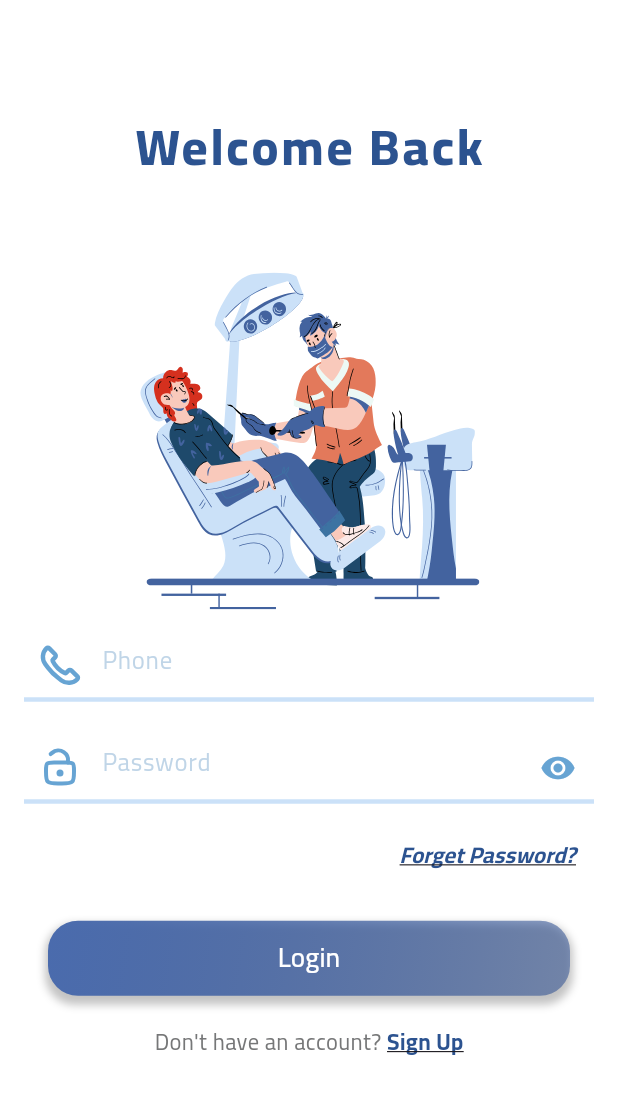
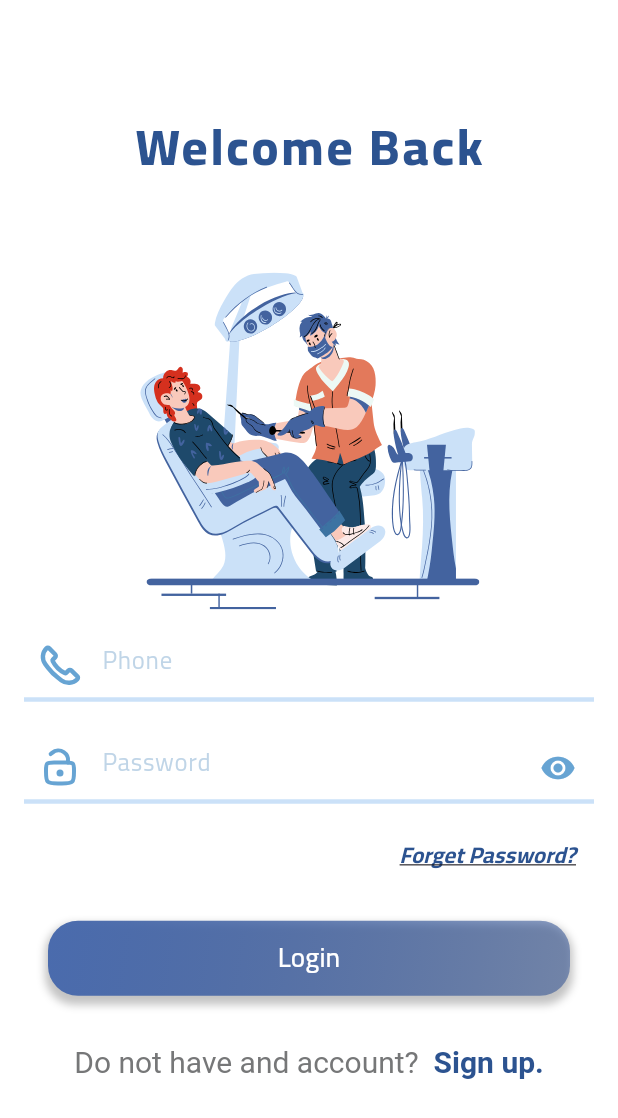
Before and after one commit to YousefHassan52/dentalmatching, a Flutter app: the LoginScreen screen opened by its route, on a phone screen of 412 x 824 dp. Shown: the top 1118 px of the screen. Run offline on Flutter 3.47's test engine with Material 3 defaults, Android fonts, the light colour scheme and no system bars; our stand-ins replace connectivity_plus, dartz, dio, dropdown_search, flutter_svg, get and 4 more; missing offline and left inert: dart:ffi; accounts and stored records are empty.

Commit message:
Sign Up Using RichText

```diff
--- a/lib/features/common_faetures/loginn/view/login.dart
+++ b/lib/features/common_faetures/loginn/view/login.dart
@@ -75,7 +75,7 @@ class LoginScreen extends StatelessWidget {
                   Align(
                     alignment: Alignment.centerRight,
                     child: TextButton(
-                      onPressed: (){
+                      onPressed: () {
                         externalController.goToForgetPassword();
                       },
                       child: const Text(
@@ -91,9 +91,8 @@ class LoginScreen extends StatelessWidget {
                       ),
                     ),
                   ),
-
                   Padding(
-                    padding: const EdgeInsets.symmetric(vertical:20),
+                    padding: const EdgeInsets.symmetric(vertical: 20),
                     child: AuthButton(
                         buttonText: "Login",
                         onTap: () {
@@ -101,37 +100,62 @@ class LoginScreen extends StatelessWidget {
                         }),
                   ),
 
-                  SizedBox(
-                    width: Get.width,
-                    child: Row(
-                      mainAxisAlignment: MainAxisAlignment.center,
-                      children: [
-                        const Text(
-                          "Don't have an account? ",
-                          style: TextStyle(
-                              color: Color.fromARGB(255, 118, 119, 120),
-                              fontSize: 15),
-                        ),
-                        InkWell(
-                          onTap: () {
-                            // Get.offNamed(AppRoutes.userType);
-                            //externalController.goToSignupScreen();
-                            // externalController.goToPreSignupScreen();
-                            Get.to(CasesScreen());
-                          },
-                          child: const Text(
-                            'Sign Up',
+                  TextButton(
+                    onPressed: (){
+                      // Get.offNamed(AppRoutes.userType);
+                  //         //externalController.goToSignupScreen();
+                  //         // externalController.goToPreSignupScreen();
+                          Get.to(CasesScreen());
+                    },
+                    child: RichText(
+                      text: const TextSpan(
+                        text: 'Do not have and account? ',
+                        style: TextStyle(
+                            color: Color.fromARGB(255, 118, 119, 120),
+                            fontSize: 20),
+                        //style: Styles.formTitle,
+                        children: [
+                          TextSpan(
+                            text: ' Sign up.',
                             style: TextStyle(
                               color: AppColors.blueTextColor,
                               fontWeight: FontWeight.bold,
-                              decoration: TextDecoration.underline,
-                              fontSize: 15,
+                              // decoration: TextDecoration.underline,
+                              fontSize: 20,
                             ),
                           ),
-                        ),
-                      ],
+                        ],
+                      ),
                     ),
                   ),
+                  // Row(
+                  //   mainAxisAlignment: MainAxisAlignment.center,
+                  //   children: [
+                  //     const Text(
+                  //       "Don't have an account? ",
+                  //       style: TextStyle(
+                  //           color: Color.fromARGB(255, 118, 119, 120),
+                  //           fontSize: 13),
+                  //     ),
+                  //     InkWell(
+                  //       onTap: () {
+                  //         // Get.offNamed(AppRoutes.userType);
+                  //         //externalController.goToSignupScreen();
+                  //         // externalController.goToPreSignupScreen();
+                  //         Get.to(CasesScreen());
+                  //       },
+                  //       child: const Text(
+                  //         'Sign Up',
+                  //         style: TextStyle(
+                  //           color: AppColors.blueTextColor,
+                  //           fontWeight: FontWeight.bold,
+                  //           decoration: TextDecoration.underline,
+                  //           fontSize: 13,
+                  //         ),
+                  //       ),
+                  //     ),
+                  //   ],
+                  // ),
                   GetBuilder<LoginControllerImp>(
                     builder: (controller) => Container(
                       margin: const EdgeInsets.symmetric(vertical: 10),
--- a/lib/features/patient_features/Cases/Views/Widget/FormContainer.dart
+++ b/lib/features/patient_features/Cases/Views/Widget/FormContainer.dart
@@ -1,3 +1,4 @@
+import 'package:dentalmatching/core/functions/validator.dart';
 import 'package:dentalmatching/core/services/my_services.dart';
 import 'package:dentalmatching/features/common_faetures/loginn/view/widgets/auth_button.dart';
 import 'package:dentalmatching/features/patient_features/Cases/Controller/ButtonController.dart';
@@ -36,13 +37,14 @@ class FormContainer extends GetView<MyServices> {
           child: Padding(
             padding: const EdgeInsets.symmetric(horizontal: 3, vertical: 15),
             child: Form(
+              key: button.formKey,
               child: Column(
                 crossAxisAlignment: CrossAxisAlignment.start,
                 children: [
                   const FormHeadLine(headline: 'Describe what you feel'),
                   Padding(
                     padding: const EdgeInsets.all(16.0),
-                    child: DescripBox(),
+                    child: DescripBox(validator: (value) {return AppValidator.textFormFieldValidator(value!, "Description");  },),
                   ),
                   const HDivider(),
                   const FormHeadLine(headline: 'Chronic Diseases'),
--- a/lib/features/patient_features/PatientProfile/Views/Widgets/CounterBox.dart
+++ b/lib/features/patient_features/PatientProfile/Views/Widgets/CounterBox.dart
@@ -13,7 +13,7 @@ class CounterBox extends StatelessWidget {
   Widget build(BuildContext context) {
     return Container(
       width: Get.width * 0.93,
-      height: 100,
+      // height: 100,
       decoration: BoxDecoration(
         color: AppColors.circleColor,
         borderRadius: BorderRadius.circular(20),
@@ -35,7 +35,6 @@ class CounterBox extends StatelessWidget {
             child: VerticalDivider(
               color: Color.fromARGB(130, 67, 67, 67),
               thickness: 1,
-              // indent: 20,
             ),
           ),
           ApprovalsCounterWidget(
```
Also changed, not shown: lib/features/patient_features/Cases/Controller/ButtonController.dart (+5 -2 lines), lib/features/patient_features/Cases/Views/Widget/DescripBox.dart (+6 -7 lines).
